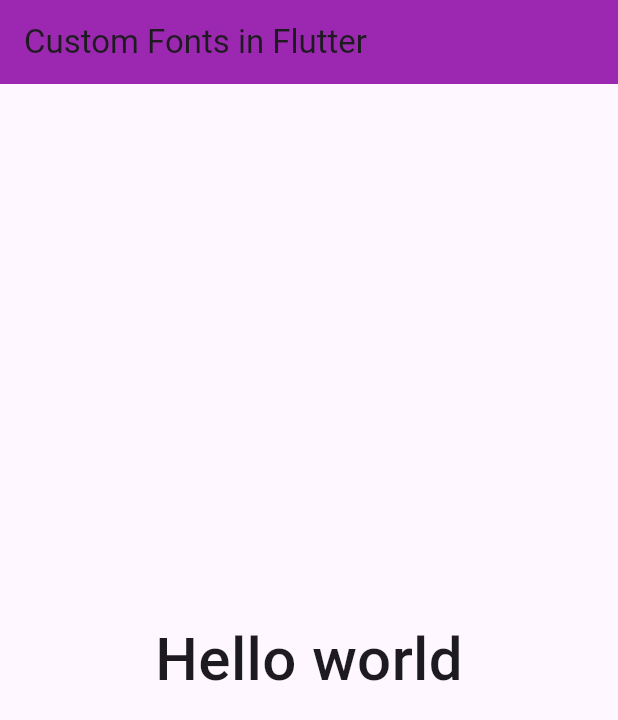
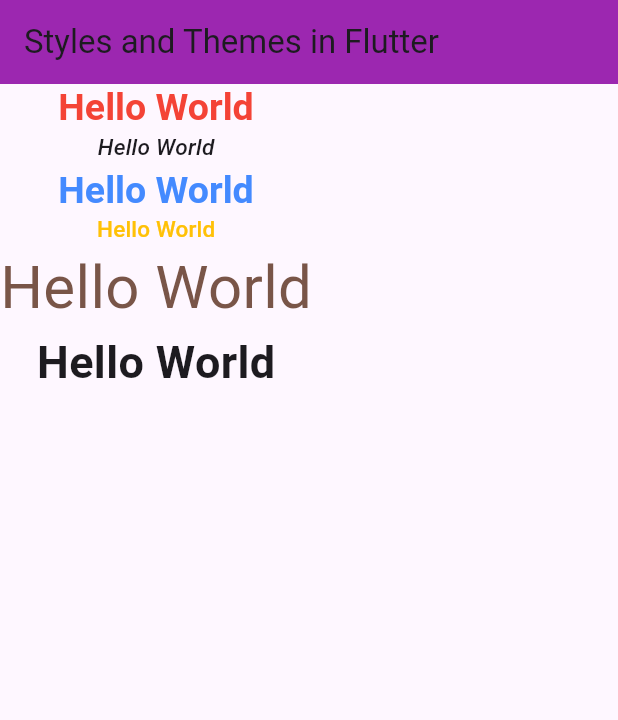
Before and after one commit to DivyaAKumar/FLUTTER-TUTORIAL, a Flutter app: the screen it shows after launch, on a phone screen of 412 x 824 dp. Shown: the top 720 px of the screen. Run offline on Flutter 3.47's test engine with Material 3 defaults, Android fonts, the phone set to English and light mode, and no system bars; Roboto replaces fonts that are missing (Calligraphy).

Commit message:
Styles and Themes in Flutter

```diff
--- a/lib/main.dart
+++ b/lib/main.dart
@@ -1,6 +1,7 @@
 import 'dart:async';
 import 'dart:math';
 import 'package:flutter/material.dart';
+import 'package:my_first_flutter_app/ui_helper/util.dart';
 
 void main() {
   runApp(const MyApp());
@@ -15,6 +16,13 @@ class MyApp extends StatelessWidget {
     return MaterialApp(
       title: 'Flutter Demo',
       theme: ThemeData(
+        primarySwatch: Colors.purple,
+        textTheme: TextTheme(
+          headlineLarge: TextStyle(fontSize: 25 , fontWeight: FontWeight.bold),
+          headlineMedium:TextStyle(fontSize: 25 , fontWeight: FontWeight.bold, color: Colors.blueAccent) ,
+          titleMedium: TextStyle(fontSize: 15 , fontWeight: FontWeight.w500, fontStyle: FontStyle.italic),
+          titleSmall: TextStyle(fontSize: 15 , fontWeight: FontWeight.w500, fontStyle: FontStyle.normal, color: Colors.amber),
+        ),
         colorScheme: ColorScheme.fromSeed(seedColor: Colors.deepPurple),
         useMaterial3: true,
       ),
@@ -35,14 +43,21 @@ class _ContainerPageState extends State<ContainerPage> {
   Widget build(BuildContext context) {
     return Scaffold(
       appBar: AppBar(
-        title: Text('Custom Fonts in Flutter'),
+        title: Text('Styles and Themes in Flutter'),
         //it is used to recycle memory
         backgroundColor: Colors.purple,
       ),
-      body: //go to pubspec.yaml file and make changes in the font section below assets
-      //give the desired path of the file where the downloaded font is saved
-
-       Center(child: Text("Hello world", style: TextStyle(fontFamily: 'Calligraphy' , fontSize: 40 , fontWeight: FontWeight.w500),)),
+      body: Column(
+        children: [ //copy with is used to add some extra attributes and ! is placed before .copywith
+                    //to confirm that the headlineLarge is created and is not null
+          Text("Hello World", style: Theme.of(context).textTheme.headlineLarge!.copyWith(color: Colors.red)),
+          Text("Hello World", style: Theme.of(context).textTheme.titleMedium,),
+          Text("Hello World", style: Theme.of(context).textTheme.headlineMedium),
+          Text("Hello World", style: Theme.of(context).textTheme.titleSmall),
+          Text("Hello World", style: myTextStyle40(),), //from util.dart
+          Text("Hello World", style: myTextStyle30(),), //from util.dart
+       ],
+      )
     ); //end of Scaffold
   } //end of Widget build
 } //end of _ContainerPageState
--- /dev/null
+++ b/lib/ui_helper/util.dart
@@ -0,0 +1,22 @@
+import 'package:flutter/material.dart';
+import 'package:flutter/cupertino.dart';
+TextStyle myTextStyle40(
+  {
+    Color textColor = Colors.brown,
+    FontWeight fontWeight= FontWeight.normal,
+  }
+){
+  return TextStyle(
+    fontSize: 40,
+    color: textColor,
+    fontWeight: fontWeight,
+  );
+
+}
+TextStyle myTextStyle30(){
+  return TextStyle(
+    fontSize: 30,
+    fontWeight: FontWeight.bold
+  );
+
+}
```
